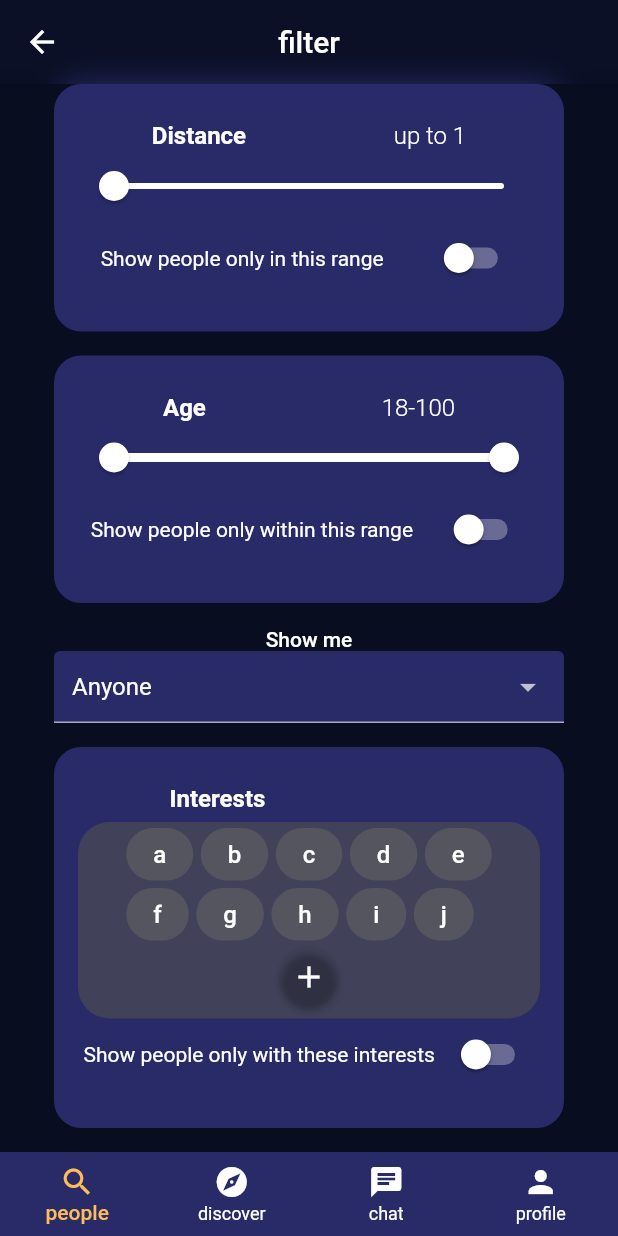
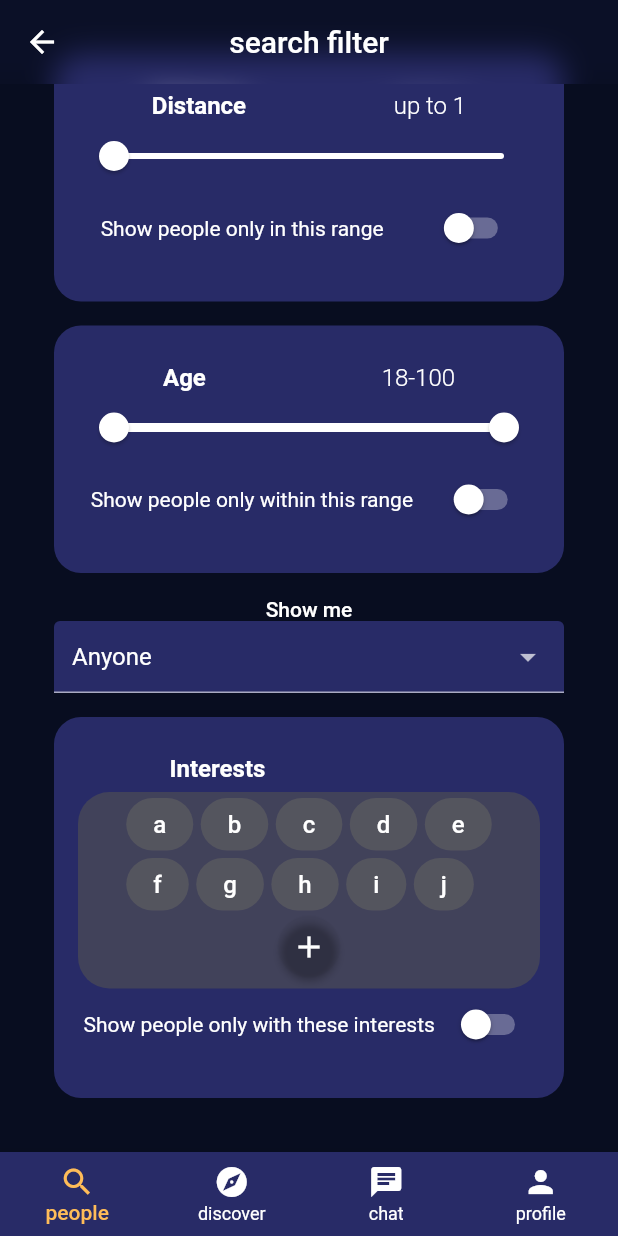
Before and after one commit to Maiter-Diploma-Work/maiter-mobile, a Flutter app: the AmicaScaffold screen opened by its route, after a tap on the "menu" icon, on a phone screen of 412 x 824 dp. Run offline on Flutter 3.47's test engine with Material 2 defaults, Android fonts, the phone set to English and light mode, and no system bars; our stand-ins replace carousel_slider, dotted_border, file_picker, go_router; accounts and stored records are empty.

Commit message:
feature: added events routes feature: added events filters page fix: added mock_events.json fix: cntered some screens

```diff
--- a/lib/src/routes.dart
+++ b/lib/src/routes.dart
@@ -1,5 +1,6 @@
 import 'package:amica/src/screens/auth/auth.router.dart';
 import 'package:amica/src/screens/chat/chat.router.dart';
+import 'package:amica/src/screens/events/events.router.dart';
 import 'package:amica/src/screens/profile_view/profile.router.dart';
 import 'package:amica/src/screens/user_search_profile_view/user_search.router.dart';
 import 'package:amica/src/screens/welcome_view/welcome_view.dart';
@@ -19,6 +20,7 @@ final router = GoRouter(
       ],
     ),
     chatRouter,
+    eventsRouter,
     searchUserRouter,
     profileRouter,
   ],
--- a/lib/src/screens/auth/register/register.dart
+++ b/lib/src/screens/auth/register/register.dart
@@ -17,6 +17,7 @@ class RegisterScreen extends StatelessWidget {
   Form formGenerator(BuildContext context) {
     return Form(
       child: Column(
+        mainAxisSize: MainAxisSize.min,
         crossAxisAlignment: CrossAxisAlignment.stretch,
         children: [
           const AmicaTextFormInput(
@@ -69,7 +70,9 @@ class RegisterScreen extends StatelessWidget {
   @override
   Widget build(BuildContext context) {
     return StartScreen(
-      screenBody: ListView(
+      screenBody: Column(
+        mainAxisAlignment: MainAxisAlignment.center,
+        crossAxisAlignment: CrossAxisAlignment.stretch,
         children: [
           Column(
             mainAxisAlignment: MainAxisAlignment.center,
--- a/lib/src/screens/user_search_profile_view/user_search.router.dart
+++ b/lib/src/screens/user_search_profile_view/user_search.router.dart
@@ -44,7 +44,7 @@ final searchUserRouter = GoRoute(
     GoRoute(
       path: 'filter',
       builder: (context, state) => AmicaScaffold(
-        title: 'filter',
+        title: 'search filter',
         scaffoldBody: UserSearchFilter(
           profile: ValeryDoe,
         ),
--- a/lib/src/screens/user_search_profile_view/user_search_filter/user_search_filter.dart
+++ b/lib/src/screens/user_search_profile_view/user_search_filter/user_search_filter.dart
@@ -11,11 +11,12 @@ class UserSearchFilter extends StatelessWidget {
 
   @override
   Widget build(BuildContext context) {
-    return Padding(
-      padding: const EdgeInsets.symmetric(horizontal: 36),
-      child: Form(
+    return Form(
+      child: Align(
+        alignment: Alignment.center,
         child: ListView(
-          shrinkWrap: false,
+          padding: const EdgeInsets.symmetric(horizontal: 36),
+          shrinkWrap: true,
           children: [
             const AmicaFilterCard(
               title: 'Distance',
--- a/lib/src/shared/amica_bottom_navigation_bar.dart
+++ b/lib/src/shared/amica_bottom_navigation_bar.dart
@@ -21,7 +21,7 @@ class _AmicaBottomNavigationBarState extends State<AmicaBottomNavigationBar> {
         context.go('/search/user');
         break;
       case 1:
-        // context.go('/likes');
+        context.go('/events');
         break;
       case 2:
         context.go('/chat-list');
--- a/lib/src/shared/inputs/amica_select.dart
+++ b/lib/src/shared/inputs/amica_select.dart
@@ -4,6 +4,7 @@ class AmicaSelect<T> extends StatefulWidget {
   final Iterable<T> options;
   final T initialValue;
   final String fieldName;
+
 
   const AmicaSelect({
     super.key,
--- a/pubspec.yaml
+++ b/pubspec.yaml
@@ -49,5 +49,6 @@ flutter:
     - assets/mock_users.json
     - assets/mock_interests.json
     - assets/mock_likes.json
+    - assets/mock_events.json
     - assets/logo/logo.png
     - assets/welcome_screen_bg_image.webp
```
Also changed, not shown: lib/src/screens/auth/login/login.dart (+7 -10 lines), lib/src/screens/events/event_search_filter/event_search_filter.dart (+9 -8 lines), lib/src/screens/events/events.router.dart (+31 -5 lines).
